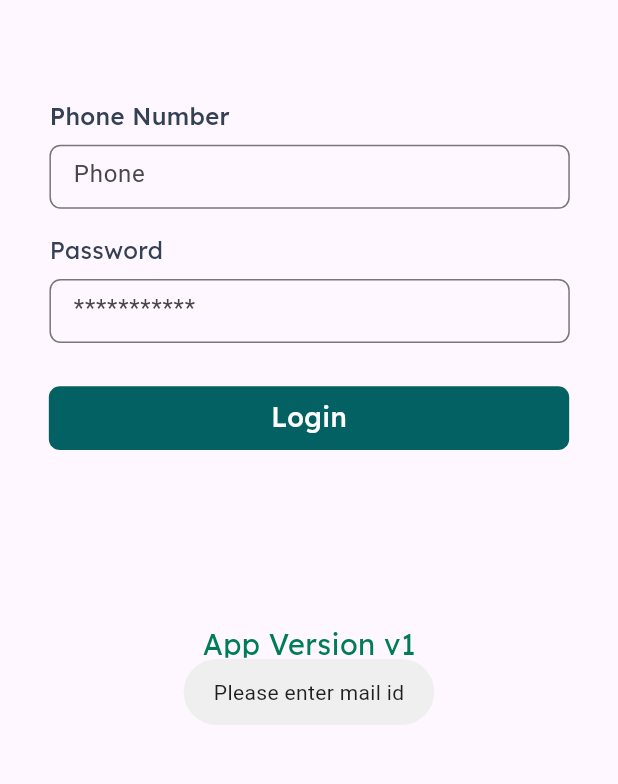
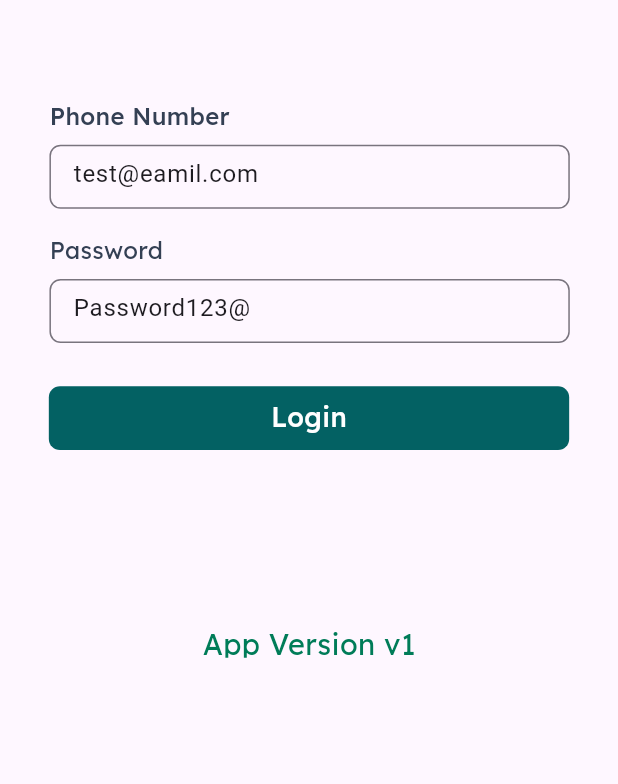
Before and after one commit to Sabari-nath-p/greenworms, a Flutter app: the screen it shows after launch, after a tap on "Login", on a phone screen of 412 x 824 dp, the part 415-1199 px from its top. Run offline on Flutter 3.47's test engine with Material 3 defaults, Android fonts, the phone set to English and light mode, and no system bars; our stand-ins replace fluttertoast, get, google_fonts, sizer; network calls fail.

Commit message:
login fixed

```diff
--- a/lib/Screen/LoginScreen/Controller.dart
+++ b/lib/Screen/LoginScreen/Controller.dart
@@ -3,13 +3,14 @@ import 'dart:convert';
 import 'package:flutter/material.dart';
 import 'package:fluttertoast/fluttertoast.dart';
 import 'package:get/get.dart';
+import 'package:greenworms/Screen/Dashboard.dart';
 import 'package:greenworms/Screen/homeScreen/homeScreen.dart';
 import 'package:greenworms/main.dart';
 import 'package:http/http.dart';
 
 class LoginController extends GetxController {
-  TextEditingController emailController = TextEditingController();
-  TextEditingController passwordController = TextEditingController();
+  TextEditingController emailController = TextEditingController(text: "test@eamil.com");
+  TextEditingController passwordController = TextEditingController(text:"Password123@");
 
   loginSend() async {
     print(emailController.text);
@@ -17,14 +18,15 @@ class LoginController extends GetxController {
     final Response = await post(Uri.parse(baseUrl + "auth/login"), headers: {
       'contentType': 'application/json',
     }, body: {
-      "PhoneOrEmail": emailController.text,
-      "password": passwordController.text
+      "PhoneOrEmail": emailController.text.trim(),
+      "password": passwordController.text.trim()
     });
+
     print(Response.body);
     print(Response.statusCode);
 
     if (Response.statusCode == 201) {
-      Get.to(()=>HomeScreen());
+      Get.to(()=>Dashboard());
     } else {
       Fluttertoast.showToast(msg: "Invalid crentials");
     }
--- a/lib/Screen/homeScreen/components/JobSheetCard.dart
+++ b/lib/Screen/homeScreen/components/JobSheetCard.dart
@@ -151,6 +151,8 @@ class JobSheetCard extends StatelessWidget {
           Padding(
             padding: EdgeInsets.fromLTRB(4.17.w, 1.h, 0.w, 0.h),
             child: Row(
+
+
               children: [
                 SizedBox(
                     width: 1.9.h,
```
Also changed, not shown: assets/images/quantity.png.
